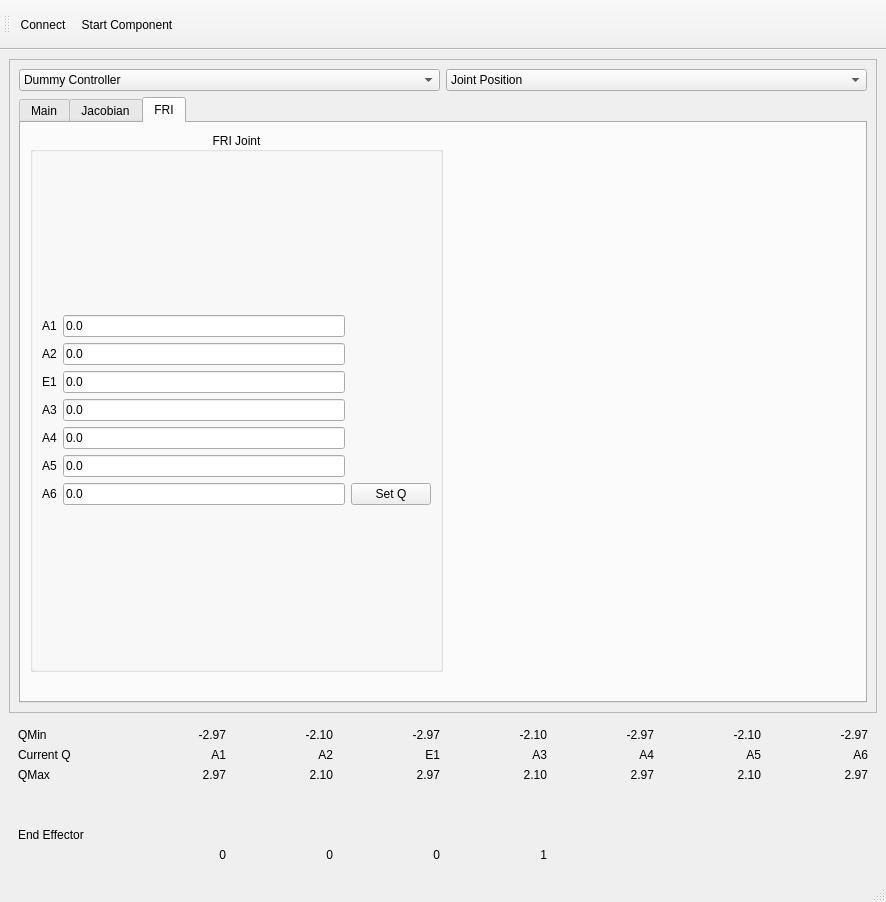
ISIR-SYROCO/kuka_ui_demo, file kukademo.ui: the form before one commit.
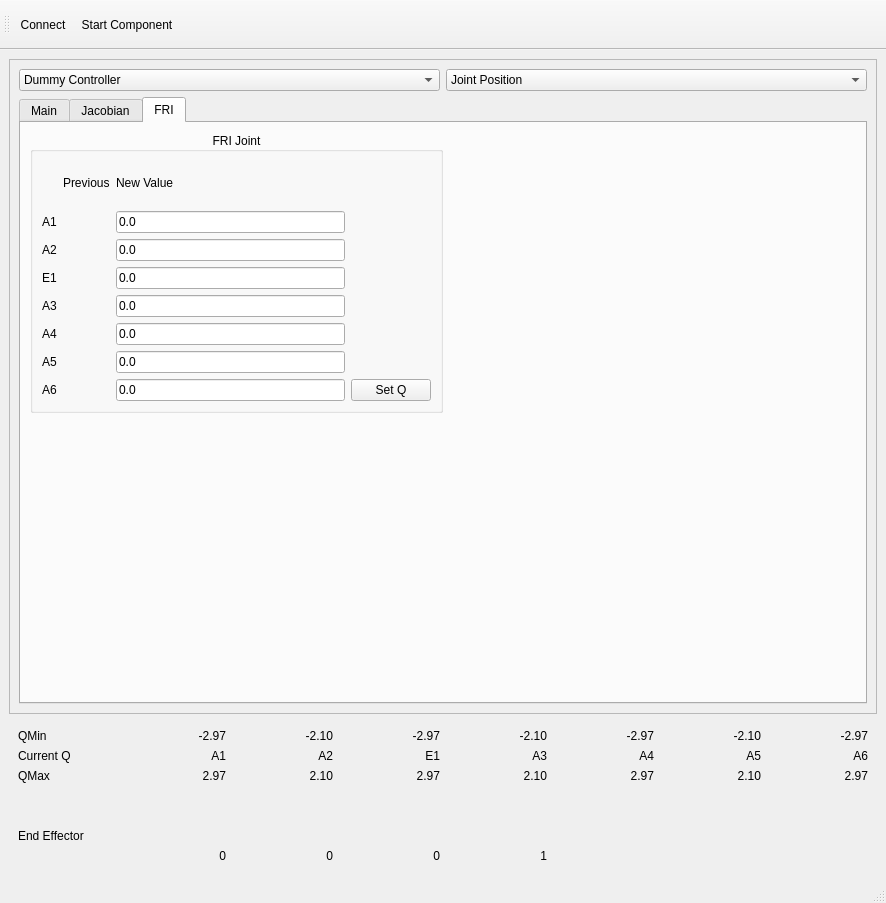
The form after the commit. The open tabs and pages were chosen to show the change.

Commit message: Add previous desired joint configuration label

What changed in the file:
```diff
--- a/kukademo.ui
+++ b/kukademo.ui
@@ -7,7 +7,7 @@
     <x>0</x>
     <y>0</y>
     <width>886</width>
-    <height>902</height>
+    <height>903</height>
    </rect>
   </property>
   <property name="windowTitle">
@@ -947,19 +947,6 @@
               <string>FRI</string>
              </attribute>
              <layout class="QGridLayout" name="gridLayout_12">
-              <item row="1" column="0">
-               <spacer name="horizontalSpacer">
-                <property name="orientation">
-                 <enum>Qt::Horizontal</enum>
-                </property>
-                <property name="sizeHint" stdset="0">
-                 <size>
-                  <width>40</width>
-                  <height>20</height>
-                 </size>
-                </property>
-               </spacer>
-              </item>
               <item row="0" column="0">
                <layout class="QGridLayout" name="gridLayout_11">
                 <item row="0" column="0">
@@ -985,111 +972,174 @@
                   <layout class="QGridLayout" name="gridLayout_14">
                    <item row="0" column="0">
                     <layout class="QGridLayout" name="gridLayout_13">
-                     <item row="1" column="1">
+                     <item row="0" column="2">
+                      <widget class="QLabel" name="label_62">
+                       <property name="text">
+                        <string>New Value</string>
+                       </property>
+                      </widget>
+                     </item>
+                     <item row="3" column="1">
+                      <widget class="QLabel" name="previousE1des">
+                       <property name="text">
+                        <string/>
+                       </property>
+                      </widget>
+                     </item>
+                     <item row="7" column="1">
+                      <widget class="QLabel" name="previousA6des">
+                       <property name="text">
+                        <string/>
+                       </property>
+                      </widget>
+                     </item>
+                     <item row="6" column="1">
+                      <widget class="QLabel" name="previousA5des">
+                       <property name="text">
+                        <string/>
+                       </property>
+                      </widget>
+                     </item>
+                     <item row="5" column="1">
+                      <widget class="QLabel" name="previousA4des">
+                       <property name="text">
+                        <string/>
+                       </property>
+                      </widget>
+                     </item>
+                     <item row="2" column="1">
+                      <widget class="QLabel" name="previousA2des">
+                       <property name="text">
+                        <string/>
+                       </property>
+                      </widget>
+                     </item>
+                     <item row="7" column="3">
+                      <widget class="QPushButton" name="setQdes_button">
+                       <property name="text">
+                        <string>Set Q</string>
+                       </property>
+                      </widget>
+                     </item>
+                     <item row="2" column="2">
                       <widget class="QLineEdit" name="A2des">
                        <property name="text">
                         <string>0.0</string>
                        </property>
                       </widget>
                      </item>
-                     <item row="2" column="1">
+                     <item row="3" column="2">
                       <widget class="QLineEdit" name="E1des">
                        <property name="text">
                         <string>0.0</string>
                        </property>
                       </widget>
                      </item>
-                     <item row="5" column="1">
+                     <item row="6" column="2">
                       <widget class="QLineEdit" name="A5des">
                        <property name="text">
                         <string>0.0</string>
                        </property>
                       </widget>
                      </item>
-                     <item row="0" column="1">
+                     <item row="1" column="2">
                       <widget class="QLineEdit" name="A1des">
                        <property name="text">
                         <string>0.0</string>
                        </property>
                       </widget>
                      </item>
-                     <item row="6" column="1">
+                     <item row="7" column="2">
                       <widget class="QLineEdit" name="A6des">
                        <property name="text">
                         <string>0.0</string>
                        </property>
                       </widget>
                      </item>
-                     <item row="3" column="1">
+                     <item row="4" column="2">
                       <widget class="QLineEdit" name="A3des">
                        <property name="text">
                         <string>0.0</string>
                        </property>
                       </widget>
                      </item>
-                     <item row="4" column="1">
+                     <item row="5" column="2">
                       <widget class="QLineEdit" name="A4des">
                        <property name="text">
                         <string>0.0</string>
                        </property>
                       </widget>
                      </item>
-                     <item row="6" column="2">
-                      <widget class="QPushButton" name="setQdes_button">
-                       <property name="text">
-                        <string>Set Q</string>
-                       </property>
-                      </widget>
-                     </item>
-                     <item row="0" column="0">
+                     <item row="1" column="0">
                       <widget class="QLabel" name="A1">
                        <property name="text">
                         <string>A1</string>
                        </property>
                       </widget>
                      </item>
-                     <item row="1" column="0">
+                     <item row="2" column="0">
                       <widget class="QLabel" name="A2">
                        <property name="text">
                         <string>A2</string>
                        </property>
                       </widget>
                      </item>
-                     <item row="2" column="0">
+                     <item row="3" column="0">
                       <widget class="QLabel" name="E1">
                        <property name="text">
                         <string>E1</string>
                        </property>
                       </widget>
                      </item>
-                     <item row="3" column="0">
+                     <item row="4" column="0">
                       <widget class="QLabel" name="A3">
                        <property name="text">
                         <string>A3</string>
                        </property>
                       </widget>
                      </item>
-                     <item row="4" column="0">
+                     <item row="5" column="0">
                       <widget class="QLabel" name="A4">
                        <property name="text">
                         <string>A4</string>
                        </property>
                       </widget>
                      </item>
-                     <item row="5" column="0">
+                     <item row="6" column="0">
                       <widget class="QLabel" name="A5">
                        <property name="text">
                         <string>A5</string>
                        </property>
                       </widget>
                      </item>
-                     <item row="6" column="0">
+                     <item row="7" column="0">
                       <widget class="QLabel" name="A6">
                        <property name="text">
                         <string>A6</string>
                        </property>
                       </widget>
                      </item>
+                     <item row="1" column="1">
+                      <widget class="QLabel" name="previousA1des">
+                       <property name="text">
+                        <string/>
+                       </property>
+                      </widget>
+                     </item>
+                     <item row="4" column="1">
+                      <widget class="QLabel" name="previousA3des">
+                       <property name="text">
+                        <string/>
+                       </property>
+                      </widget>
+                     </item>
+                     <item row="0" column="1">
+                      <widget class="QLabel" name="label_61">
+                       <property name="text">
+                        <string>Previous</string>
+                       </property>
+                      </widget>
+                     </item>
                     </layout>
                    </item>
                   </layout>
@@ -1097,8 +1147,34 @@
                 </item>
                </layout>
               </item>
+              <item row="1" column="0">
+               <spacer name="verticalSpacer">
+                <property name="orientation">
+                 <enum>Qt::Vertical</enum>
+                </property>
+                <property name="sizeHint" stdset="0">
+                 <size>
+                  <width>20</width>
+                  <height>40</height>
+                 </size>
+                </property>
+               </spacer>
+              </item>
               <item row="0" column="1">
-               <spacer name="horizontalSpacer_2">
+               <spacer name="verticalSpacer_2">
+                <property name="orientation">
+                 <enum>Qt::Vertical</enum>
+                </property>
+                <property name="sizeHint" stdset="0">
+                 <size>
+                  <width>20</width>
+                  <height>40</height>
+                 </size>
+                </property>
+               </spacer>
+              </item>
+              <item row="1" column="1">
+               <spacer name="horizontalSpacer">
                 <property name="orientation">
                  <enum>Qt::Horizontal</enum>
                 </property>
```
Left out of the diff: 2 changed lines with no effect on the pictures. The commit also changes 1 other file.
